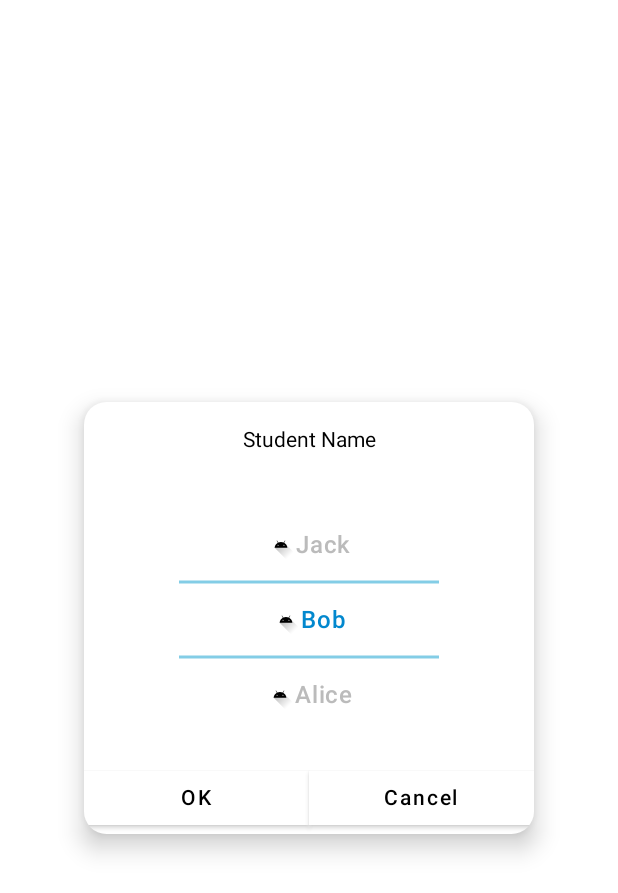
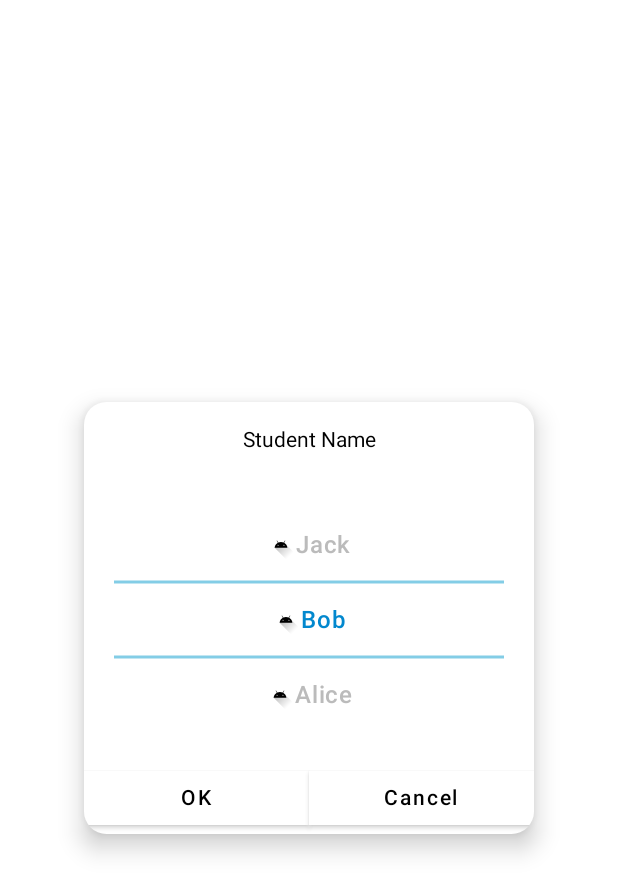
Before and after one commit to RugerMcCarthy/ScrollableSelectLayout, an Android app built with Jetpack Compose: the screen it shows after launch (MainActivity), on a phone screen of 412 x 824 dp. Shown: the top 893 px of the screen. Run offline under Robolectric (Android 15) with nearby library versions, the phone set to English and light mode, and no system bars.

Commit message:
feat: 选择线样式拓展

```diff
--- a/app/src/main/java/edu/bupt/composestudy/MainActivity.kt
+++ b/app/src/main/java/edu/bupt/composestudy/MainActivity.kt
@@ -60,13 +60,13 @@ class MainActivity: AppCompatActivity() {
                     ) {
                         Text(text = "Student Name")
                     }
-                    var slideSelectBarState = rememberSlideBarState()
-                    SlideSelectBarLayout(
+                    var scrollableSelectState = rememberScrollableSelectState()
+                    ScrollableSelectLayout(
                         items = items,
-                        slideSelectBarState = slideSelectBarState,
+                        scrollableSelectState = scrollableSelectState,
                         itemHeight = 50.dp,
                         modifier = Modifier.fillMaxWidth().padding(20.dp),
-                        visibleCount = 3
+                        visibleAmount = 3
                     ) { item, selected->
                         Icon(painter = painterResource(id = R.drawable.ic_launcher_foreground)
                             , contentDescription = "test",
@@ -90,7 +90,7 @@ class MainActivity: AppCompatActivity() {
                                 .weight(1f),
                             shape = RoundedCornerShape(0),
                             onClick = {
-                                Log.d("gzz", "index: ${slideSelectBarState.currentSwipeItemIndex}")
+                                Log.d("gzz", "index: ${scrollableSelectState.currentSwipeItemIndex}")
                             }
                         ) {
                             Text("OK")
--- a/app/src/main/java/edu/bupt/composestudy/SlideBarSelectLayout.kt
+++ b/app/src/main/java/edu/bupt/composestudy/ScrollableSelectLayout.kt
@@ -1,13 +1,8 @@
 package edu.bupt.composestudy
 
-import android.util.Log
-import androidx.compose.foundation.background
+import androidx.annotation.FloatRange
 import androidx.compose.foundation.gestures.Orientation
 import androidx.compose.foundation.layout.*
-import androidx.compose.foundation.lazy.LazyListState
-import androidx.compose.foundation.shape.RoundedCornerShape
-import androidx.compose.material.Button
-import androidx.compose.material.ButtonDefaults
 import androidx.compose.material.ExperimentalMaterialApi
 import androidx.compose.material.FractionalThreshold
 import androidx.compose.material.Icon
@@ -21,15 +16,11 @@ import androidx.compose.runtime.mutableStateOf
 import androidx.compose.runtime.remember
 import androidx.compose.runtime.saveable.Saver
 import androidx.compose.runtime.saveable.SaverScope
-import androidx.compose.runtime.saveable.listSaver
 import androidx.compose.runtime.saveable.rememberSaveable
 import androidx.compose.runtime.setValue
 import androidx.compose.ui.Alignment
 import androidx.compose.ui.Modifier
-import androidx.compose.ui.composed
 import androidx.compose.ui.draw.drawWithContent
-import androidx.compose.ui.draw.shadow
-import androidx.compose.ui.focus.focusModifier
 import androidx.compose.ui.geometry.Offset
 import androidx.compose.ui.graphics.Color
 import androidx.compose.ui.graphics.graphicsLayer
@@ -39,21 +30,31 @@ import androidx.compose.ui.layout.MeasurePolicy
 import androidx.compose.ui.layout.MeasureResult
 import androidx.compose.ui.layout.MeasureScope
 import androidx.compose.ui.layout.layout
-import androidx.compose.ui.platform.LocalDensity
-import androidx.compose.ui.res.painterResource
-import androidx.compose.ui.text.font.FontWeight
-import androidx.compose.ui.tooling.preview.Preview
 import androidx.compose.ui.unit.Constraints
 import androidx.compose.ui.unit.Dp
 import androidx.compose.ui.unit.IntOffset
-import androidx.compose.ui.unit.dp
 
-private class SlideSelectBarColumnItem<T>(var item: T, selected: Boolean = false) {
+open class SelectionLineStyle(
+    val color: Color,
+
+    @FloatRange(from = 0.0, to = 1.0)
+    val lengthFraction: Float,
+
+    val strokeWidth: Float
+) {
+    object Default: SelectionLineStyle(
+        color = Color(0xff83cde6),
+        lengthFraction = 1f,
+        strokeWidth = 3f
+    )
+}
+
+private class ScrollableSelectColumnItem<T>(var item: T, selected: Boolean = false) {
     var selected by mutableStateOf(selected)
 }
 
 @Composable
-private fun SlideSelectBarColumn(modifier: Modifier = Modifier, content: @Composable () -> Unit) {
+private fun ScrollableSelectColumn(modifier: Modifier = Modifier, content: @Composable () -> Unit) {
     Layout(
         content = content,
         modifier = modifier,
@@ -83,9 +84,9 @@ private fun SlideSelectBarColumn(modifier: Modifier = Modifier, content: @Compos
 }
 
 @Composable
-private fun <E> SlideSelectBarColumnContent(
+private fun <E> ScrollableSelectColumnItemLayout(
     itemHeight: Dp,
-    slideSelectBarColumnItem: SlideSelectBarColumnItem<E>,
+    scrollableSelectItem: ScrollableSelectColumnItem<E>,
     content: @Composable RowScope.(E, Boolean) -> Unit
 ) {
     Row(
@@ -95,70 +96,82 @@ private fun <E> SlideSelectBarColumnContent(
         verticalAlignment = Alignment.CenterVertically,
         horizontalArrangement = Arrangement.Center
     ) {
-        content(slideSelectBarColumnItem.item, slideSelectBarColumnItem.selected)
+        content(scrollableSelectItem.item, scrollableSelectItem.selected)
     }
 }
 
 // 默认-1时初始状态为列表中间项
-class SlideSelectBarState(currentSwipeItemIndex: Int = -1) {
+class ScrollableSelectState(currentSwipeItemIndex: Int) {
     var currentSwipeItemIndex by mutableStateOf(currentSwipeItemIndex)
 
     companion object {
-        val Saver = object: Saver<SlideSelectBarState, Int> {
-            override fun restore(value: Int): SlideSelectBarState {
-                return SlideSelectBarState(value)
+        val Saver = object: Saver<ScrollableSelectState, Int> {
+            override fun restore(value: Int): ScrollableSelectState {
+                return ScrollableSelectState(value)
             }
 
-            override fun SaverScope.save(value: SlideSelectBarState): Int {
+            override fun SaverScope.save(value: ScrollableSelectState): Int {
                 return value.currentSwipeItemIndex
             }
         }
     }
 }
 
+/**
+ * A scrollable selector，can be applied to some scenes that require scrolling selection
+ *
+ * @param items A list contains sub-elements' info
+ * @param scrollableSelectState Through the state can get the info of selected item
+ * @param itemHeight Manually input the height of the sub-elements
+ * @param modifier Used to decorate this component
+ * @param visibleAmount Specify the number of sub-elements that can be displayed
+ * @param selectionLineStyle Specify the style of the selection line
+ * @param content Specify the layout style of sub-elements, You can make the selected item display different styles according to the state.
+ */
 @ExperimentalMaterialApi
 @Composable
-fun <E> SlideSelectBarLayout(
+fun <E> ScrollableSelectLayout(
     items: List<E>,
-    slideSelectBarState: SlideSelectBarState,
+    scrollableSelectState: ScrollableSelectState = rememberScrollableSelectState(),
     itemHeight: Dp,
     modifier: Modifier = Modifier,
-    visibleCount: Int = 3,
-    content: @Composable RowScope.(E, Boolean) -> Unit
+    visibleAmount: Int = 3,
+    selectionLineStyle: SelectionLineStyle = SelectionLineStyle.Default,
+    content: @Composable RowScope.(item: E, Boolean) -> Unit
 ) {
-    val slideSelectBarColumnItems = remember(items) {
+    val scrollableSelectColumnItems = remember(items) {
         items.map {
-            SlideSelectBarColumnItem(it)
+            ScrollableSelectColumnItem(it)
         }
     }
-    var midItemIndexStart = remember(slideSelectBarColumnItems) {
-        val midItemIndexStart = if (slideSelectBarState.currentSwipeItemIndex != -1) {
-            slideSelectBarState.currentSwipeItemIndex - 1
-        } else (((slideSelectBarColumnItems.size - 1) / 2) - 1).coerceAtLeast(0).coerceAtMost(slideSelectBarColumnItems.size - 2)
-        slideSelectBarColumnItems[midItemIndexStart + 1].selected = true
-        slideSelectBarState.currentSwipeItemIndex = midItemIndexStart + 1
+    var midItemIndexStart = remember(scrollableSelectColumnItems) {
+        val midItemIndexStart = if (scrollableSelectState.currentSwipeItemIndex != -1) {
+            scrollableSelectState.currentSwipeItemIndex - 1
+        } else (((scrollableSelectColumnItems.size - 1) / 2) - 1).coerceAtLeast(0).coerceAtMost(scrollableSelectColumnItems.size - 2)
+        scrollableSelectColumnItems[midItemIndexStart + 1].selected = true
+        scrollableSelectState.currentSwipeItemIndex = midItemIndexStart + 1
         midItemIndexStart
     }
-    val anthors = remember(slideSelectBarColumnItems) {
+    val anthors = remember(scrollableSelectColumnItems) {
         val anthors = mutableMapOf<Float, Int>()
-        for (index in slideSelectBarColumnItems.indices) {
+        for (index in scrollableSelectColumnItems.indices) {
             anthors[-index * itemHeight.toPx()] = index - 1
         }
         anthors
     }
     val swipeableState = rememberSwipeableState(initialValue = midItemIndexStart) {
-        slideSelectBarColumnItems[midItemIndexStart + 1].selected = false
-        slideSelectBarColumnItems[it + 1].selected = true
+        scrollableSelectColumnItems[midItemIndexStart + 1].selected = false
+        scrollableSelectColumnItems[it + 1].selected = true
         midItemIndexStart = it
-        slideSelectBarState.currentSwipeItemIndex = midItemIndexStart + 1
+        scrollableSelectState.currentSwipeItemIndex = midItemIndexStart + 1
         true
     }
-    var selectBoxOffset: Float = if (visibleCount.mod( 2) == 0) itemHeight.toPx() / 2f else 0f
+    var selectBoxOffset: Float = if (visibleAmount.mod( 2) == 0) itemHeight.toPx() / 2f else 0f
     Box(
         modifier = Modifier
             .then(modifier)
             .fillMaxWidth()
-            .height(itemHeight * visibleCount)
+            .height(itemHeight * visibleAmount)
             .swipeable(
                 state = swipeableState,
                 anchors = anthors,
@@ -169,23 +182,31 @@ fun <E> SlideSelectBarLayout(
             )
             .drawWithContent {
                 var width = drawContext.size.width
+                var startFraction = (1 - selectionLineStyle.lengthFraction) / 2f
+                var endFraction = startFraction + selectionLineStyle.lengthFraction
                 drawContent()
                 drawLine(
-                    color = Color(0xff83cde6),
-                    start = Offset(width * (1 / 6f), itemHeight.toPx() * ((visibleCount - 1) / 2)),
-                    end = Offset(width * (5 / 6f), itemHeight.toPx() * (((visibleCount - 1) / 2))),
+                    color = selectionLineStyle.color,
+                    start = Offset(width * startFraction, itemHeight.toPx() * ((visibleAmount - 1) / 2)),
+                    end = Offset(width * endFraction, itemHeight.toPx() * (((visibleAmount - 1) / 2))),
                     strokeWidth = 3f
                 )
                 drawLine(
-                    color = Color(0xff83cde6),
-                    start = Offset(width * (1 / 6f), itemHeight.toPx() * ((visibleCount - 1) / 2 + 1)),
-                    end = Offset(width * (5 / 6f), itemHeight.toPx() * ((visibleCount - 1) / 2 + 1)),
-                    strokeWidth = 3f
+                    color = selectionLineStyle.color,
+                    start = Offset(
+                        width * startFraction,
+                        itemHeight.toPx() * ((visibleAmount - 1) / 2 + 1)
+                    ),
+                    end = Offset(
+                        width * endFraction,
+                        itemHeight.toPx() * ((visibleAmount - 1) / 2 + 1)
+                    ),
+                    strokeWidth = selectionLineStyle.strokeWidth
                 )
             }
             .graphicsLayer { clip = true }
     ) {
-        SlideSelectBarColumn(
+        ScrollableSelectColumn(
             modifier = Modifier
                 .fillMaxWidth()
                 .layout { measurable, constraints ->
@@ -196,7 +217,7 @@ fun <E> SlideSelectBarLayout(
                     val placeable = measurable.measure(nonConstraints)
                     val currentY = placeable.height / 2 - (itemHeight.toPx() * 1.5).toInt()
                     layout(placeable.width, placeable.height) {
-                        placeable.placeRelative(0, currentY  - selectBoxOffset.toInt())
+                        placeable.placeRelative(0, currentY - selectBoxOffset.toInt())
                     }
                 }
                 .offset { IntOffset(0, swipeableState.offset.value.toInt()) }
@@ -206,10 +227,10 @@ fun <E> SlideSelectBarLayout(
                     .fillMaxWidth()
                     .height(itemHeight)
             )
-            for (slideSelectBarColumnItem in slideSelectBarColumnItems) {
-                SlideSelectBarColumnContent(
+            for (scrollableSelectItem in scrollableSelectColumnItems) {
+                ScrollableSelectColumnItemLayout(
                     itemHeight = itemHeight,
-                    slideSelectBarColumnItem = slideSelectBarColumnItem,
+                    scrollableSelectItem = scrollableSelectItem,
                     content = content
                 )
             }
@@ -221,50 +242,8 @@ fun <E> SlideSelectBarLayout(
         }
     }
 }
-@ExperimentalMaterialApi
-@Preview
-@Composable
-fun ScrollSelectColumnPreview() {
-    initDensity()
-    var items = remember {
-        mutableListOf (
-            "Tom",
-            "Lily",
-            "Jack",
-            "Bob",
-            "Alice",
-            "Jessy",
-            "Nancy"
-        )
-    }
-    Box(Modifier.fillMaxSize(),
-        contentAlignment = Alignment.Center
-    ) {
-        var slideSelectBarState = remember {
-            SlideSelectBarState()
-        }
-        SlideSelectBarLayout(
-            items = items,
-            slideSelectBarState = slideSelectBarState,
-            itemHeight = 50.dp
-        ) { item, selected ->
-            Icon(painter = painterResource(id = R.drawable.ic_launcher_foreground)
-                , contentDescription = "test",
-                Modifier
-                    .width(20.dp)
-                    .height(20.dp)
-            )
-            Text(
-                text = item,
-                color = if (selected) Color(0xff0288ce) else Color(0xffbbbbbb),
-                fontWeight = FontWeight.W500,
-                style = MaterialTheme.typography.body1
-            )
-        }
-    }
-}
 
 @Composable
-fun rememberSlideBarState(currentSwipeItemIndex: Int = -1) = rememberSaveable(saver =  SlideSelectBarState.Saver) {
-    SlideSelectBarState(currentSwipeItemIndex)
+fun rememberScrollableSelectState(initialItemIndex: Int = -1) = rememberSaveable(saver =  ScrollableSelectState.Saver) {
+    ScrollableSelectState(initialItemIndex)
 }
--- a/settings.gradle
+++ b/settings.gradle
@@ -6,5 +6,5 @@ dependencyResolutionManagement {
         jcenter() // Warning: this repository is going to shut down soon
     }
 }
-rootProject.name = "BasicWidgetCollection"
+rootProject.name = "ScrollableSelectLayout"
 include ':app'
```
Also changed, not shown: app/src/main/java/edu/bupt/composestudy/MirrorLayout.kt (deleted, +0 -224 lines), 1 other file.
